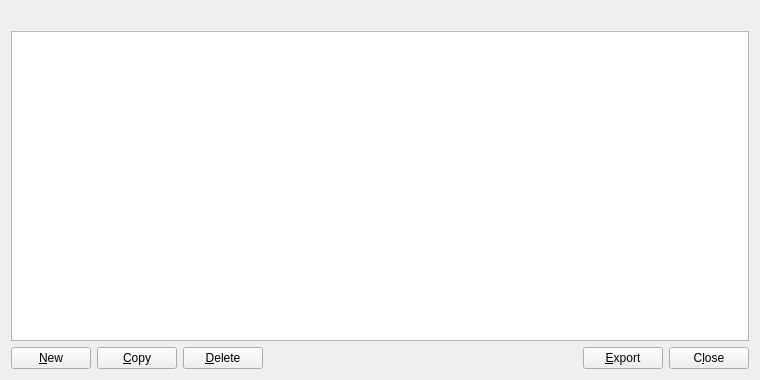
Above: src/qt/forms/addressbookpage.ui from FeatherCoin/Feathercoin before the change. Below: the same form after it.
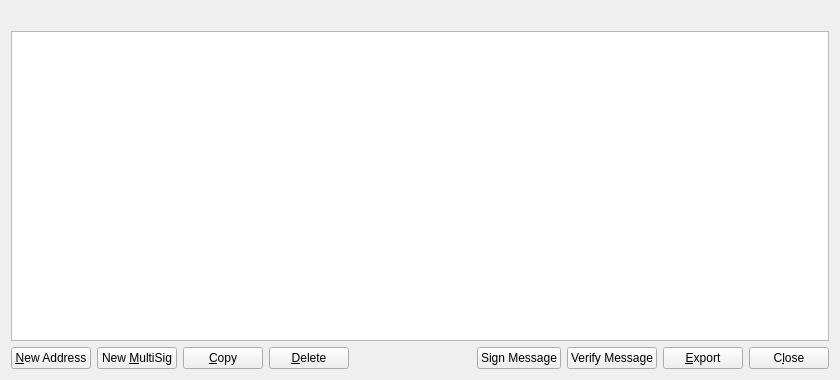
That is the form after the change. Icons and pictures are not drawn.

Commit message: Add Multi-sign Page

Patch:
```diff
--- a/src/qt/forms/addressbookpage.ui
+++ b/src/qt/forms/addressbookpage.ui
@@ -6,7 +6,7 @@
    <rect>
     <x>0</x>
     <y>0</y>
-    <width>760</width>
+    <width>840</width>
     <height>380</height>
    </rect>
   </property>
@@ -57,7 +57,7 @@
         <string>Create a new address</string>
        </property>
        <property name="text">
-        <string>&amp;New</string>
+        <string>&amp;New Address</string>
        </property>
        <property name="icon">
         <iconset resource="../bitcoin.qrc">
@@ -68,6 +68,17 @@
        </property>
       </widget>
      </item>
+     <item>
+      <widget class="QPushButton" name="newMultiSigAddress">
+       <property name="text">
+        <string>New &amp;MultiSig</string>
+       </property>
+       <property name="icon">
+        <iconset resource="../bitcoin.qrc">
+         <normaloff>:/icons/verify</normaloff>:/icons/verify</iconset>
+       </property>
+      </widget>
+     </item>
      <item>
       <widget class="QPushButton" name="copyAddress">
        <property name="toolTip">
@@ -115,6 +126,28 @@
        </property>
       </spacer>
      </item>
+     <item>
+      <widget class="QPushButton" name="signMessage">
+       <property name="text">
+        <string>Sign Message</string>
+       </property>
+       <property name="icon">
+        <iconset resource="../bitcoin.qrc">
+         <normaloff>:/icons/edit</normaloff>:/icons/edit</iconset>
+       </property>
+      </widget>
+     </item>
+     <item>
+      <widget class="QPushButton" name="verifyMessage">
+       <property name="text">
+        <string>Verify Message</string>
+       </property>
+       <property name="icon">
+        <iconset resource="../bitcoin.qrc">
+         <normaloff>:/icons/transaction_confirmed</normaloff>:/icons/transaction_confirmed</iconset>
+       </property>
+      </widget>
+     </item>
      <item>
       <widget class="QPushButton" name="exportButton">
        <property name="toolTip">
```
The commit also changes 38 other files.
